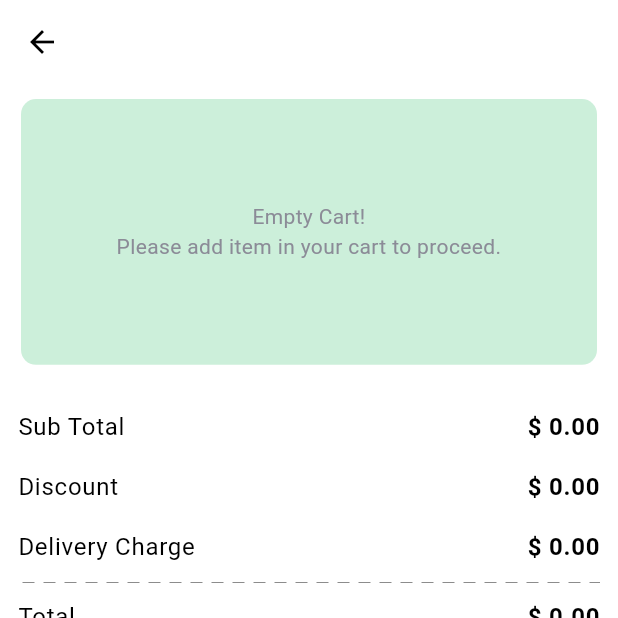
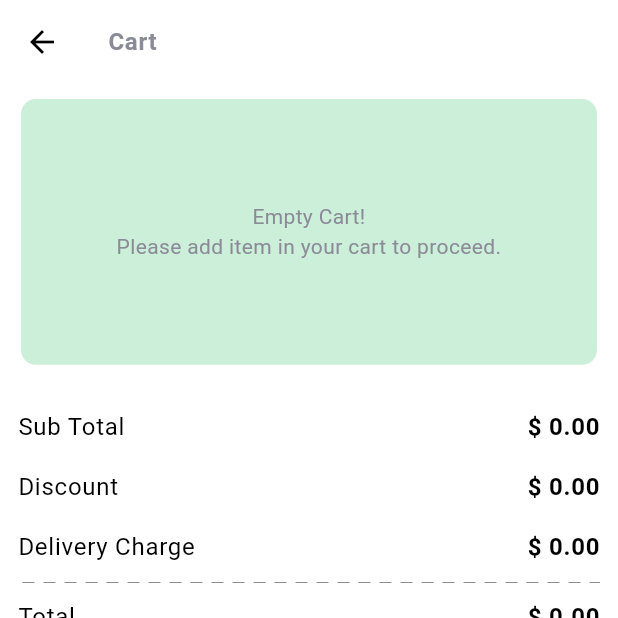
Before and after one commit to rabzkhan/food-247, a Flutter app: the CartPage screen opened directly, on a phone screen of 412 x 824 dp, the top half of it. Run offline on Flutter 3.47's test engine with Material 3 defaults, Android fonts, the phone set to English and light mode, and no system bars; our stand-ins replace cached_network_image, carousel_slider, country_code_picker, dio, flutter_screenutil, flutter_svg and 9 more; accounts and stored records are empty; network calls fail; Roboto replaces fonts that are missing (Gilroy).

```diff
--- a/lib/core/controllers/cart_controller.dart
+++ b/lib/core/controllers/cart_controller.dart
@@ -52,6 +52,7 @@ class CartController extends GetxController {
     for (CartModel item in cartItems) {
       total += item.quantity! * item.price!;
     }
+
     totalPrice.value = total;
   }
 
--- a/lib/views/cart/cart_page.dart
+++ b/lib/views/cart/cart_page.dart
@@ -31,7 +31,12 @@ class _CartPageState extends State<CartPage> {
     return Scaffold(
       body: CustomScrollView(
         slivers: [
-          const SliverAppBar(),
+          SliverAppBar(
+            title: Text(
+              'Cart',
+              style: Theme.of(context).textTheme.bodyLarge!.copyWith(fontWeight: FontWeight.bold),
+            ),
+          ),
           SliverToBoxAdapter(
             child: Obx(
               () {
--- a/lib/views/home/product_details_page.dart
+++ b/lib/views/home/product_details_page.dart
@@ -51,7 +51,7 @@ class _ProductDetailsPageState extends State<ProductDetailsPage> {
     // Add the prices of extra items
     if (extraItems.isNotEmpty) {
       for (ExtraItem extraItem in extraItems) {
-        totalPrice += currentQuantiy * (extraItem.price ?? 0);
+        totalPrice += extraItem.price ?? 0;
       }
     }
   }
```
